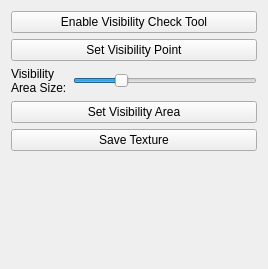
Above: Tools/ResourceEditor/DataQt/VisibilityToolPropertiesView.ui from xaoctech/dava.engine before the change. Below: the same form after it.
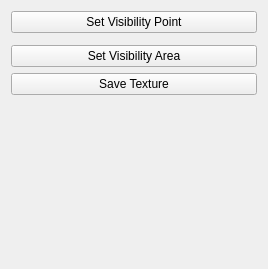
That is the form after the change. Custom widgets are drawn as their Qt base class.

```diff
--- a/Tools/ResourceEditor/DataQt/VisibilityToolPropertiesView.ui
+++ b/Tools/ResourceEditor/DataQt/VisibilityToolPropertiesView.ui
@@ -14,16 +14,6 @@
    <string>Form</string>
   </property>
   <layout class="QVBoxLayout" name="verticalLayout">
-   <item>
-    <widget class="QPushButton" name="buttonEnableVisibilityTool">
-     <property name="text">
-      <string>Enable Visibility Check Tool</string>
-     </property>
-     <property name="checkable">
-      <bool>false</bool>
-     </property>
-    </widget>
-   </item>
    <item>
     <widget class="QPushButton" name="buttonSetVisibilityPoint">
      <property name="text">
@@ -35,67 +25,7 @@
     </widget>
    </item>
    <item>
-    <widget class="QFrame" name="frame_2">
-     <property name="frameShape">
-      <enum>QFrame::NoFrame</enum>
-     </property>
-     <property name="frameShadow">
-      <enum>QFrame::Plain</enum>
-     </property>
-     <property name="lineWidth">
-      <number>0</number>
-     </property>
-     <layout class="QHBoxLayout" name="horizontalLayout_3">
-      <property name="margin">
-       <number>0</number>
-      </property>
-      <item>
-       <widget class="QLabel" name="labelVisibilityToolAreaSize">
-        <property name="enabled">
-         <bool>true</bool>
-        </property>
-        <property name="sizePolicy">
-         <sizepolicy hsizetype="Maximum" vsizetype="Preferred">
-          <horstretch>0</horstretch>
-          <verstretch>0</verstretch>
-         </sizepolicy>
-        </property>
-        <property name="text">
-         <string>Visibility
-Area Size:</string>
-        </property>
-        <property name="wordWrap">
-         <bool>true</bool>
-        </property>
-       </widget>
-      </item>
-      <item>
-       <widget class="QSlider" name="sliderBrushSize">
-        <property name="sizePolicy">
-         <sizepolicy hsizetype="Minimum" vsizetype="Preferred">
-          <horstretch>0</horstretch>
-          <verstretch>0</verstretch>
-         </sizepolicy>
-        </property>
-        <property name="minimum">
-         <number>30</number>
-        </property>
-        <property name="maximum">
-         <number>401</number>
-        </property>
-        <property name="singleStep">
-         <number>10</number>
-        </property>
-        <property name="value">
-         <number>120</number>
-        </property>
-        <property name="orientation">
-         <enum>Qt::Horizontal</enum>
-        </property>
-       </widget>
-      </item>
-     </layout>
-    </widget>
+    <widget class="SliderWidget" name="sliderWidgetAreaSize" native="true"/>
    </item>
    <item>
     <widget class="QPushButton" name="buttonSetVisibilityArea">
@@ -129,6 +59,14 @@
    </item>
   </layout>
  </widget>
+ <customwidgets>
+  <customwidget>
+   <class>SliderWidget</class>
+   <extends>QWidget</extends>
+   <header>SliderWidget/SliderWidget.h</header>
+   <container>1</container>
+  </customwidget>
+ </customwidgets>
  <resources/>
  <connections/>
 </ui>
```
